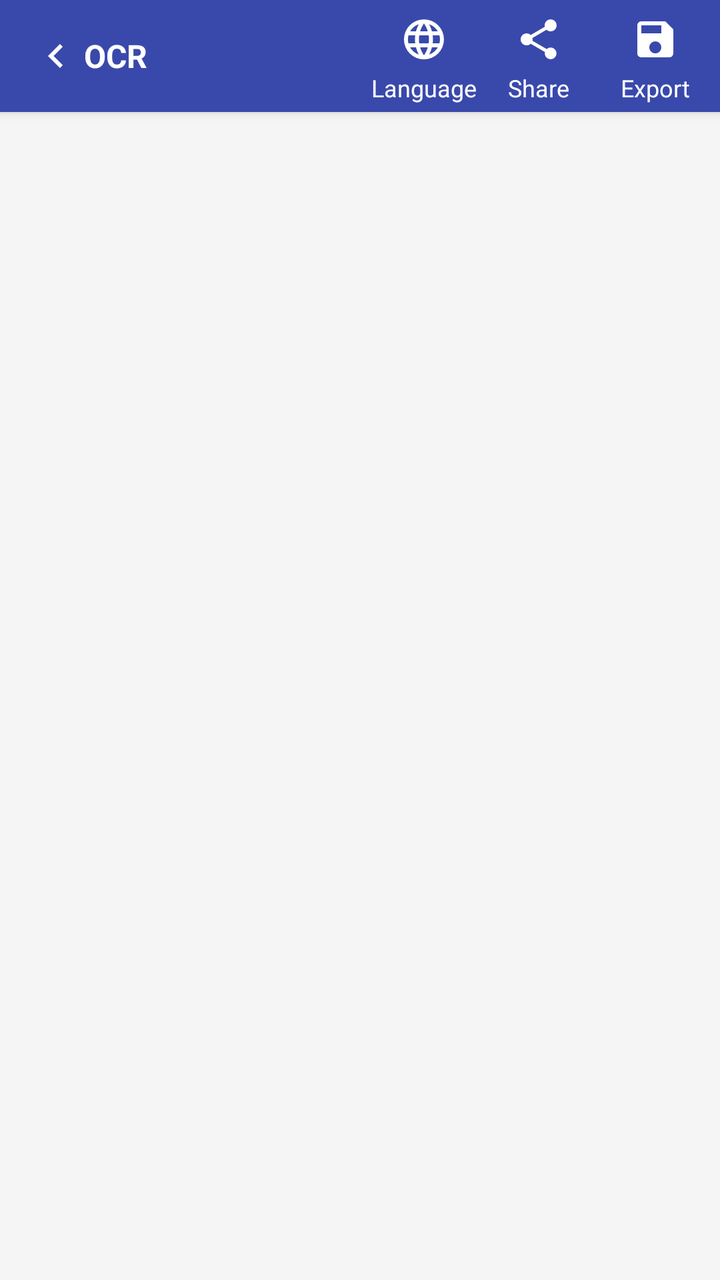
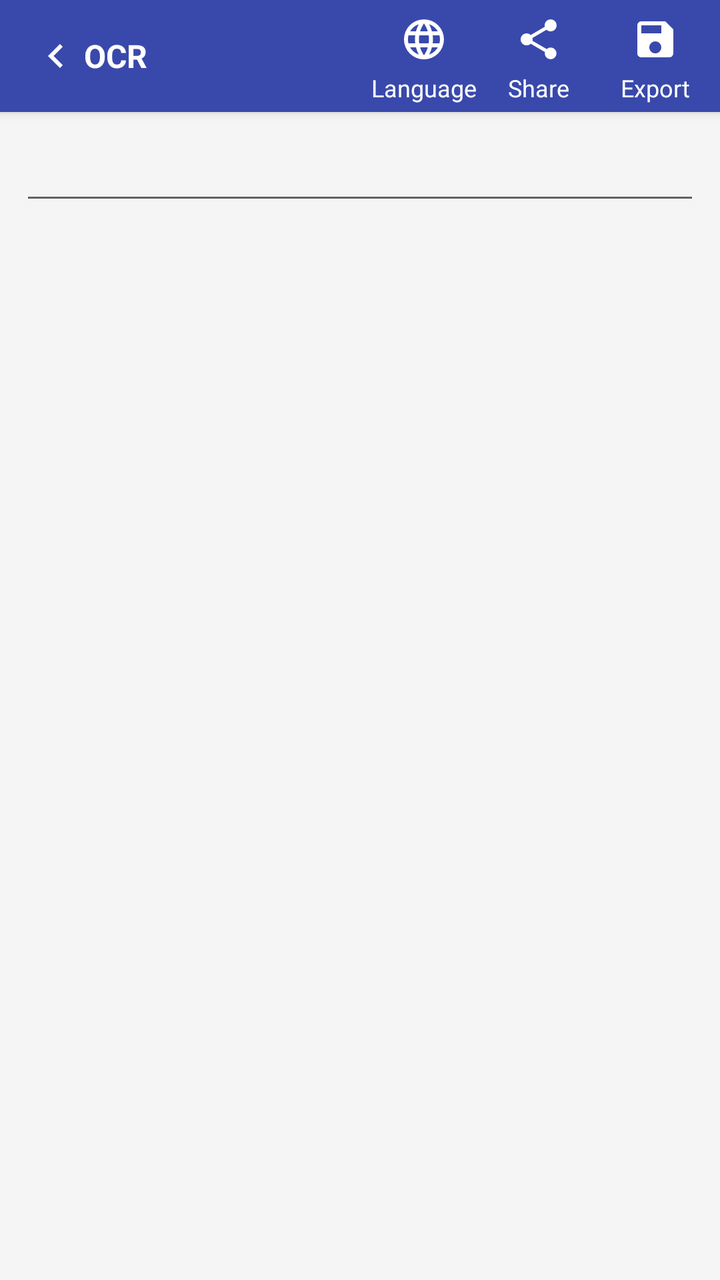

Before-and-after screenshots of an Android layout around one commit, followed by the original layout XML and the change that was made.
<!-- AndroidManifest.xml: application theme AppTheme -->
<!-- res/layout/activity_ocr.xml -->
<?xml version="1.0" encoding="utf-8"?>
<RelativeLayout xmlns:android="http://schemas.android.com/apk/res/android"
    xmlns:app="http://schemas.android.com/apk/res-auto"
    xmlns:tools="http://schemas.android.com/tools"
    android:layout_width="match_parent"
    android:layout_height="match_parent"
    android:background="@color/colorWhite"
    tools:context=".ocr.OcrActivity">




    <RelativeLayout
        android:layout_width="match_parent"
        android:layout_height="match_parent"
        android:layout_below="@id/toolbar"
        android:background="@color/colorBackground">


        <ScrollView
            android:layout_width="match_parent"
            android:layout_height="match_parent"
            android:layout_margin="10dp"
            android:scrollbars="vertical">


            <com.google.android.material.textview.MaterialTextView

                android:id="@+id/ocrTxt"

                android:layout_width="match_parent"
                android:layout_height="match_parent"
                android:textIsSelectable="true"
                android:textSize="18sp"></com.google.android.material.textview.MaterialTextView>


        </ScrollView>


    </RelativeLayout>


    <androidx.appcompat.widget.Toolbar
        android:id="@+id/toolbar"
        android:layout_width="match_parent"
        android:layout_height="wrap_content"

        android:layout_margin="0dp"
        android:background="@color/colorPrimary"
        android:contentInsetLeft="0dp"
        android:contentInsetRight="0dp"

        android:elevation="3dp"
        app:contentInsetEnd="0dp"
        app:contentInsetLeft="0dp"
        app:contentInsetRight="0dp"
        app:layout_constraintEnd_toEndOf="parent"
        app:layout_constraintStart_toStartOf="parent"
        app:layout_constraintTop_toTopOf="parent">


        <RelativeLayout

            android:id="@+id/toolbarRL"
            android:layout_width="match_parent"
            android:layout_height="wrap_content"
            android:background="@color/colorPrimary"

            android:minHeight="?attr/actionBarSize">


            <ImageView
                android:id="@+id/backIV"
                android:layout_width="wrap_content"
                android:layout_height="wrap_content"
                android:layout_centerVertical="true"
                android:layout_marginLeft="0dp"
                android:clickable="true"
                android:rotation="90"
                android:src="@drawable/baseline_keyboard_arrow_down_white_24"></ImageView>


            <RelativeLayout
                android:id="@+id/shareRL"
                android:layout_width="wrap_content"
                android:layout_height="wrap_content"

                android:layout_centerVertical="true"
                android:layout_marginRight="15dp"
                android:layout_toLeftOf="@id/saveRL"


                android:clickable="true"
                android:foreground="?android:selectableItemBackgroundBorderless">

                <ImageView
                    android:id="@+id/shareIV"
                    android:layout_width="wrap_content"
                    android:layout_height="wrap_content"
                    android:layout_centerHorizontal="true"
                    android:padding="4dp"
                    android:src="@drawable/baseline_share_white_24">

                </ImageView>

                <com.google.android.material.textview.MaterialTextView


                    android:layout_width="wrap_content"
                    android:layout_height="wrap_content"

                    android:layout_below="@id/shareIV"
                    android:layout_centerHorizontal="true"
                    android:maxLines="1"
                    android:text="Share"
                    android:textColor="@color/colorWhite"
                    android:textSize="12sp">

                </com.google.android.material.textview.MaterialTextView>


            </RelativeLayout>


            <RelativeLayout
                android:id="@+id/saveRL"
                android:layout_width="wrap_content"
                android:layout_height="wrap_content"
                android:layout_alignParentRight="true"
                android:layout_centerVertical="true"
                android:layout_marginLeft="10dp"
                android:layout_marginRight="15dp"
                android:clickable="true"
                android:foreground="?android:selectableItemBackgroundBorderless">

                <ImageView
                    android:id="@+id/saveIV"
                    android:layout_width="wrap_content"
                    android:layout_height="wrap_content"
                    android:layout_centerHorizontal="true"
                    android:padding="4dp"
                    android:src="@drawable/baseline_save_white_24">

                </ImageView>

                <com.google.android.material.textview.MaterialTextView


                    android:layout_width="wrap_content"
                    android:layout_height="wrap_content"

                    android:layout_below="@id/saveIV"
                    android:layout_centerHorizontal="true"
                    android:maxLines="1"
                    android:text="Export"
                    android:textColor="@color/colorWhite"
                    android:textSize="12sp">

                </com.google.android.material.textview.MaterialTextView>


            </RelativeLayout>


            <RelativeLayout
                android:id="@+id/langRL"
                android:layout_width="wrap_content"
                android:layout_height="wrap_content"
                android:layout_centerVertical="true"
                android:layout_marginLeft="10dp"
                android:layout_marginRight="15dp"
                android:layout_toLeftOf="@id/shareRL"
                android:clickable="true"
                android:foreground="?android:selectableItemBackgroundBorderless">

                <ImageView
                    android:id="@+id/langIV"
                    android:layout_width="wrap_content"
                    android:layout_height="wrap_content"
                    android:layout_centerHorizontal="true"
                    android:padding="4dp"
                    android:src="@drawable/baseline_language_white_24">

                </ImageView>

                <com.google.android.material.textview.MaterialTextView


                    android:layout_width="wrap_content"
                    android:layout_height="wrap_content"

                    android:layout_below="@id/langIV"
                    android:layout_centerHorizontal="true"
                    android:maxLines="1"
                    android:text="Language"
                    android:textColor="@color/colorWhite"
                    android:textSize="12sp">

                </com.google.android.material.textview.MaterialTextView>


            </RelativeLayout>


            <com.google.android.material.textview.MaterialTextView
                android:layout_toLeftOf="@id/langRL"
                android:id="@+id/toolbarTitle"
                android:layout_width="match_parent"
                android:layout_height="wrap_content"
                android:layout_centerVertical="true"
                android:layout_marginLeft="2dp"
                android:layout_marginRight="5dp"
                android:layout_toRightOf="@id/backIV"
                android:maxLines="2"
                android:text="OCR"
                android:textColor="@color/colorWhite"
                android:textSize="16sp"

                android:textStyle="bold"></com.google.android.material.textview.MaterialTextView>


        </RelativeLayout>


    </androidx.appcompat.widget.Toolbar>


</RelativeLayout>
<!-- resources referenced by this layout -->
<resources>
  <color name="colorBackground">#F5F5F5</color>
  <color name="colorPrimary">#3949ab</color>
  <color name="colorWhite">#FFFFFF</color>
  <!-- drawable baseline_keyboard_arrow_down_white_24: png bitmap (drawable-hdpi, 148 bytes) -->
  <!-- drawable baseline_language_white_24: png bitmap (drawable-hdpi, 562 bytes) -->
  <!-- drawable baseline_save_white_24: png bitmap (drawable-hdpi, 283 bytes) -->
  <!-- drawable baseline_share_white_24: png bitmap (drawable-hdpi, 400 bytes) -->
  <style name="AppTheme" parent="Theme.MaterialComponents.Light.NoActionBar">
          
          <item name="colorPrimary">@color/colorPrimary</item>
          <item name="colorPrimaryDark">@color/colorPrimaryDark</item>
          <item name="colorAccent">@color/colorAccent</item>
          <item name="android:itemBackground">@color/colorWhite</item>
          <item name="android:textColor">@color/colorBlack</item>
          <item name="android:windowBackground">@drawable/main_activity_theme_bg</item>
  
  
  
  
  
  
  
      </style>
  <color name="colorPrimaryDark">#3949ab</color>
  <color name="colorAccent">#2962FF</color>
  <color name="colorBlack">#000</color>
  <!-- drawable main_activity_theme_bg (drawable) -->
  <?xml version="1.0" encoding="utf-8"?>
  <layer-list xmlns:android="http://schemas.android.com/apk/res/android">
  
  
      <item>
          <color android:color="@color/colorWhite" />
      </item>
  
  
      <item>
          <bitmap
              android:gravity="center"
              android:src="@drawable/icon_final_512"
              android:tileMode="disabled" />
  
  
      </item>
  
      <item
  
          android:bottom="30dp"
          >
          <bitmap
  
              android:gravity="bottom|center_horizontal"
              android:src="@drawable/splash_bottom_text"
              android:tileMode="disabled" />
      </item>
  
  
  </layer-list>
  <!-- drawable icon_final_512: png bitmap (drawable-hdpi, 7628 bytes) -->
  <!-- drawable splash_bottom_text: png bitmap (drawable-hdpi, 3357 bytes) -->
</resources>

<!-- the commit's change to res/layout/activity_ocr.xml (unified diff, before → after) -->
@@ -24,14 +24,14 @@
             android:scrollbars="vertical">
 
 
-            <com.google.android.material.textview.MaterialTextView
+            <com.google.android.material.textfield.TextInputEditText
 
                 android:id="@+id/ocrTxt"
 
                 android:layout_width="match_parent"
                 android:layout_height="match_parent"
                 android:textIsSelectable="true"
-                android:textSize="18sp"></com.google.android.material.textview.MaterialTextView>
+                android:textSize="18sp"></com.google.android.material.textfield.TextInputEditText>
 
 
         </ScrollView>
